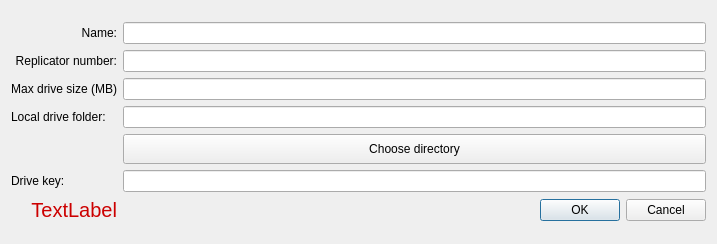
Qt form UserApp/AddDriveDialog.ui (proximax-storage/cpp-xpx-storage-user-app) before a commit.
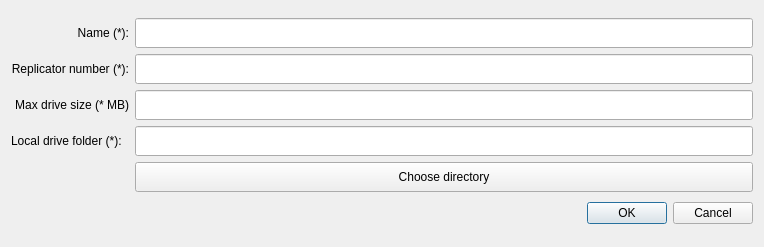
The same form after that commit.

```diff
--- a/UserApp/AddDriveDialog.ui
+++ b/UserApp/AddDriveDialog.ui
@@ -6,8 +6,8 @@
    <rect>
     <x>0</x>
     <y>0</y>
-    <width>717</width>
-    <height>244</height>
+    <width>764</width>
+    <height>247</height>
    </rect>
   </property>
   <property name="windowTitle">
@@ -16,42 +16,39 @@
   <layout class="QVBoxLayout" name="verticalLayout">
    <item>
     <layout class="QGridLayout" name="gridLayout">
-     <item row="0" column="0">
-      <widget class="QLabel" name="label">
-       <property name="text">
-        <string>Name:</string>
+     <item row="4" column="1">
+      <widget class="QPushButton" name="m_localFolderBtn">
+       <property name="minimumSize">
+        <size>
+         <width>0</width>
+         <height>30</height>
+        </size>
        </property>
-       <property name="alignment">
-        <set>Qt::AlignRight|Qt::AlignTrailing|Qt::AlignVCenter</set>
+       <property name="maximumSize">
+        <size>
+         <width>16777215</width>
+         <height>30</height>
+        </size>
        </property>
-      </widget>
-     </item>
-     <item row="1" column="1">
-      <widget class="QLineEdit" name="m_replicatorNumber">
        <property name="text">
-        <string/>
+        <string>Choose directory</string>
        </property>
       </widget>
      </item>
      <item row="3" column="1">
       <widget class="QLineEdit" name="m_localDriveFolder">
-       <property name="text">
-        <string/>
+       <property name="minimumSize">
+        <size>
+         <width>0</width>
+         <height>30</height>
+        </size>
        </property>
-      </widget>
-     </item>
-     <item row="3" column="0">
-      <widget class="QLabel" name="label_5">
-       <property name="text">
-        <string>Local drive folder:</string>
+       <property name="maximumSize">
+        <size>
+         <width>16777215</width>
+         <height>30</height>
+        </size>
        </property>
-       <property name="alignment">
-        <set>Qt::AlignLeading|Qt::AlignLeft|Qt::AlignVCenter</set>
-       </property>
-      </widget>
-     </item>
-     <item row="2" column="1">
-      <widget class="QLineEdit" name="m_maxDriveSize">
        <property name="text">
         <string/>
        </property>
@@ -60,30 +57,27 @@
      <item row="1" column="0">
       <widget class="QLabel" name="label_3">
        <property name="text">
-        <string>Replicator number:</string>
+        <string>Replicator number (*):</string>
        </property>
        <property name="alignment">
         <set>Qt::AlignRight|Qt::AlignTrailing|Qt::AlignVCenter</set>
        </property>
       </widget>
      </item>
-     <item row="5" column="0">
-      <widget class="QLabel" name="label_7">
-       <property name="text">
-        <string>Drive key:</string>
-       </property>
-       <property name="alignment">
-        <set>Qt::AlignLeading|Qt::AlignLeft|Qt::AlignVCenter</set>
-       </property>
-      </widget>
-     </item>
-     <item row="0" column="1">
-      <widget class="QLineEdit" name="m_driveName"/>
-     </item>
      <item row="2" column="0">
       <widget class="QLabel" name="label_4">
        <property name="text">
-        <string>Max drive size (MB)</string>
+        <string>Max drive size (* MB)</string>
+       </property>
+       <property name="alignment">
+        <set>Qt::AlignRight|Qt::AlignTrailing|Qt::AlignVCenter</set>
+       </property>
+      </widget>
+     </item>
+     <item row="0" column="0">
+      <widget class="QLabel" name="label">
+       <property name="text">
+        <string>Name (*):</string>
        </property>
        <property name="alignment">
         <set>Qt::AlignRight|Qt::AlignTrailing|Qt::AlignVCenter</set>
@@ -91,27 +85,19 @@
       </widget>
      </item>
      <item row="5" column="1">
-      <widget class="QLineEdit" name="m_key">
-       <property name="text">
-        <string/>
-       </property>
-      </widget>
-     </item>
-     <item row="4" column="1">
-      <widget class="QPushButton" name="m_localFolderBtn">
-       <property name="minimumSize">
-        <size>
-         <width>0</width>
-         <height>30</height>
-        </size>
-       </property>
-       <property name="text">
-        <string>Choose directory</string>
-       </property>
-      </widget>
-     </item>
-     <item row="6" column="1">
       <widget class="QDialogButtonBox" name="buttonBox">
+       <property name="minimumSize">
+        <size>
+         <width>0</width>
+         <height>30</height>
+        </size>
+       </property>
+       <property name="maximumSize">
+        <size>
+         <width>16777215</width>
+         <height>30</height>
+        </size>
+       </property>
        <property name="orientation">
         <enum>Qt::Horizontal</enum>
        </property>
@@ -120,21 +106,67 @@
        </property>
       </widget>
      </item>
-     <item row="6" column="0">
-      <widget class="QLabel" name="m_errorText">
-       <property name="font">
-        <font>
-         <pointsize>15</pointsize>
-        </font>
+     <item row="2" column="1">
+      <widget class="QLineEdit" name="m_maxDriveSize">
+       <property name="minimumSize">
+        <size>
+         <width>0</width>
+         <height>30</height>
+        </size>
        </property>
-       <property name="styleSheet">
-        <string notr="true">color : #cc0000</string>
+       <property name="maximumSize">
+        <size>
+         <width>16777215</width>
+         <height>30</height>
+        </size>
        </property>
        <property name="text">
-        <string>TextLabel</string>
+        <string/>
+       </property>
+      </widget>
+     </item>
+     <item row="1" column="1">
+      <widget class="QLineEdit" name="m_replicatorNumber">
+       <property name="minimumSize">
+        <size>
+         <width>0</width>
+         <height>30</height>
+        </size>
+       </property>
+       <property name="maximumSize">
+        <size>
+         <width>16777215</width>
+         <height>30</height>
+        </size>
+       </property>
+       <property name="text">
+        <string/>
+       </property>
+      </widget>
+     </item>
+     <item row="0" column="1">
+      <widget class="QLineEdit" name="m_driveName">
+       <property name="minimumSize">
+        <size>
+         <width>0</width>
+         <height>30</height>
+        </size>
+       </property>
+       <property name="maximumSize">
+        <size>
+         <width>16777215</width>
+         <height>30</height>
+        </size>
+       </property>
+      </widget>
+     </item>
+     <item row="3" column="0">
+      <widget class="QLabel" name="label_5">
+       <property name="text">
+        <string>Local drive folder (*):</string>
        </property>
        <property name="alignment">
-        <set>Qt::AlignRight|Qt::AlignTrailing|Qt::AlignVCenter</set>
+        <set>Qt::AlignLeading|Qt::AlignLeft|Qt::AlignVCenter</set>
        </property>
       </widget>
      </item>
```
